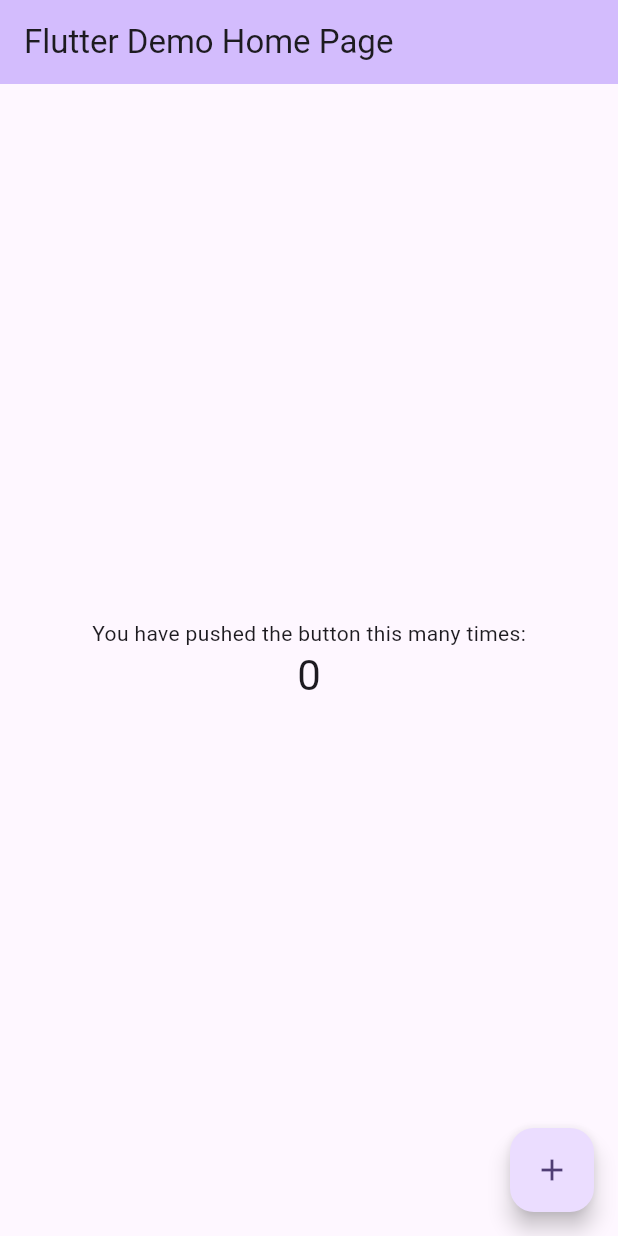
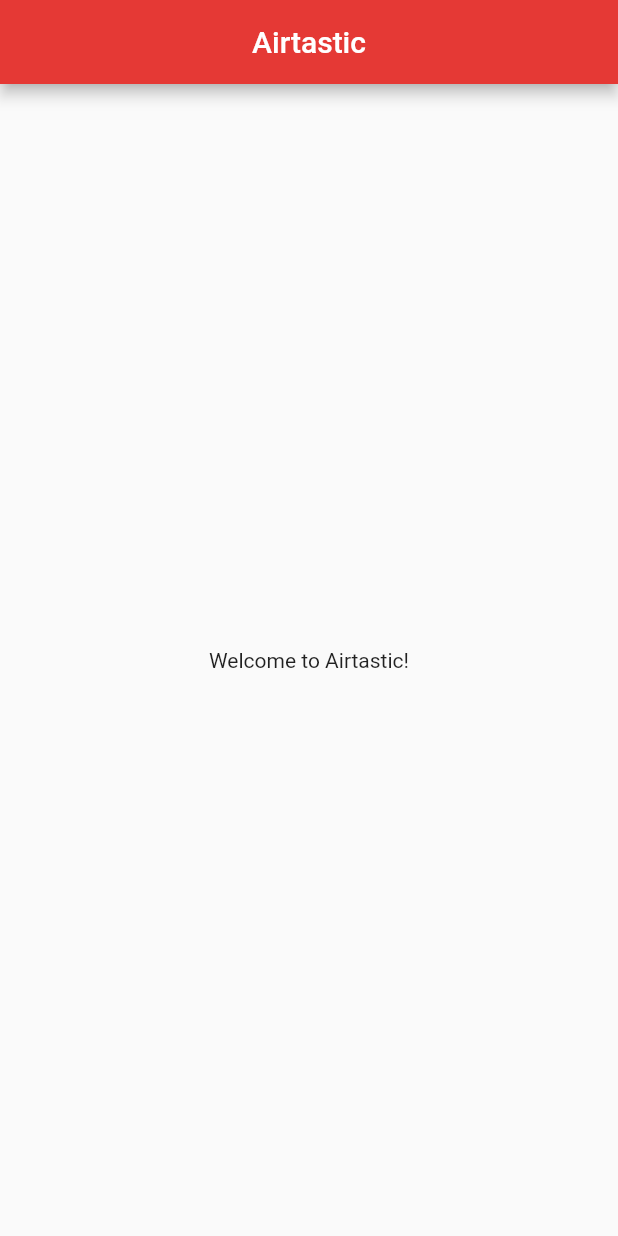
Before and after one commit to gekkegerard/airtastic, a Flutter app: the screen it shows after launch, on a phone screen of 412 x 824 dp. Run offline on Flutter 3.47's test engine with Material 2 defaults, Android fonts, the phone set to English and light mode, and no system bars.

Commit message:
Homepagina aangemaakt

```diff
--- a/lib/main.dart
+++ b/lib/main.dart
@@ -1,125 +1,28 @@
 import 'package:flutter/material.dart';
 
-void main() {
-  runApp(const MyApp());
+void main() => runApp(const MaterialApp(
+      home: Homescreen(),
+    ));
+
+class Homescreen extends StatefulWidget {
+  const Homescreen({super.key});
+
+  @override
+  State<Homescreen> createState() => _Homescreen();
 }
 
-class MyApp extends StatelessWidget {
-  const MyApp({super.key});
-
-  // This widget is the root of your application.
+class _Homescreen extends State<Homescreen> {
   @override
   Widget build(BuildContext context) {
-    return MaterialApp(
-      title: 'Flutter Demo',
-      theme: ThemeData(
-        // This is the theme of your application.
-        //
-        // TRY THIS: Try running your application with "flutter run". You'll see
-        // the application has a blue toolbar. Then, without quitting the app,
-        // try changing the seedColor in the colorScheme below to Colors.green
-        // and then invoke "hot reload" (save your changes or press the "hot
-        // reload" button in a Flutter-supported IDE, or press "r" if you used
-        // the command line to start the app).
-        //
-        // Notice that the counter didn't reset back to zero; the application
-        // state is not lost during the reload. To reset the state, use hot
-        // restart instead.
-        //
-        // This works for code too, not just values: Most code changes can be
-        // tested with just a hot reload.
-        colorScheme: ColorScheme.fromSeed(seedColor: Colors.deepPurple),
-        useMaterial3: true,
+    return Scaffold(
+      appBar: AppBar(
+        title: const Text('Airtastic'),
+        centerTitle: true,
+        backgroundColor: Colors.red[600],
       ),
-      home: const MyHomePage(title: 'Flutter Demo Home Page'),
+      body: const Center(
+        child: Text('Welcome to Airtastic!'),
+      ),
     );
   }
 }
-
-class MyHomePage extends StatefulWidget {
-  const MyHomePage({super.key, required this.title});
-
-  // This widget is the home page of your application. It is stateful, meaning
-  // that it has a State object (defined below) that contains fields that affect
-  // how it looks.
-
-  // This class is the configuration for the state. It holds the values (in this
-  // case the title) provided by the parent (in this case the App widget) and
-  // used by the build method of the State. Fields in a Widget subclass are
-  // always marked "final".
-
-  final String title;
-
-  @override
-  State<MyHomePage> createState() => _MyHomePageState();
-}
-
-class _MyHomePageState extends State<MyHomePage> {
-  int _counter = 0;
-
-  void _incrementCounter() {
-    setState(() {
-      // This call to setState tells the Flutter framework that something has
-      // changed in this State, which causes it to rerun the build method below
-      // so that the display can reflect the updated values. If we changed
-      // _counter without calling setState(), then the build method would not be
-      // called again, and so nothing would appear to happen.
-      _counter++;
-    });
-  }
-
-  @override
-  Widget build(BuildContext context) {
-    // This method is rerun every time setState is called, for instance as done
-    // by the _incrementCounter method above.
-    //
-    // The Flutter framework has been optimized to make rerunning build methods
-    // fast, so that you can just rebuild anything that needs updating rather
-    // than having to individually change instances of widgets.
-    return Scaffold(
-      appBar: AppBar(
-        // TRY THIS: Try changing the color here to a specific color (to
-        // Colors.amber, perhaps?) and trigger a hot reload to see the AppBar
-        // change color while the other colors stay the same.
-        backgroundColor: Theme.of(context).colorScheme.inversePrimary,
-        // Here we take the value from the MyHomePage object that was created by
-        // the App.build method, and use it to set our appbar title.
-        title: Text(widget.title),
-      ),
-      body: Center(
-        // Center is a layout widget. It takes a single child and positions it
-        // in the middle of the parent.
-        child: Column(
-          // Column is also a layout widget. It takes a list of children and
-          // arranges them vertically. By default, it sizes itself to fit its
-          // children horizontally, and tries to be as tall as its parent.
-          //
-          // Column has various properties to control how it sizes itself and
-          // how it positions its children. Here we use mainAxisAlignment to
-          // center the children vertically; the main axis here is the vertical
-          // axis because Columns are vertical (the cross axis would be
-          // horizontal).
-          //
-          // TRY THIS: Invoke "debug painting" (choose the "Toggle Debug Paint"
-          // action in the IDE, or press "p" in the console), to see the
-          // wireframe for each widget.
-          mainAxisAlignment: MainAxisAlignment.center,
-          children: <Widget>[
-            const Text(
-              'You have pushed the button this many times:',
-            ),
-            Text(
-              '$_counter',
-              style: Theme.of(context).textTheme.headlineMedium,
-            ),
-          ],
-        ),
-      ),
-      floatingActionButton: FloatingActionButton(
-        onPressed: _incrementCounter,
-        tooltip: 'Increment',
-        child: const Icon(Icons.add),
-      ), // This trailing comma makes auto-formatting nicer for build methods.
-    );
-  }
-}
```
Also changed, not shown: 1 other file.
